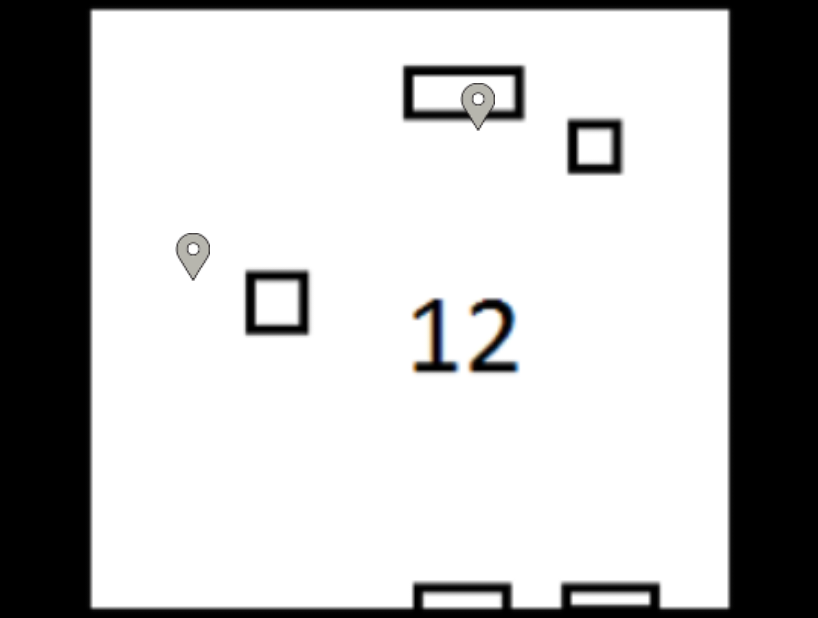
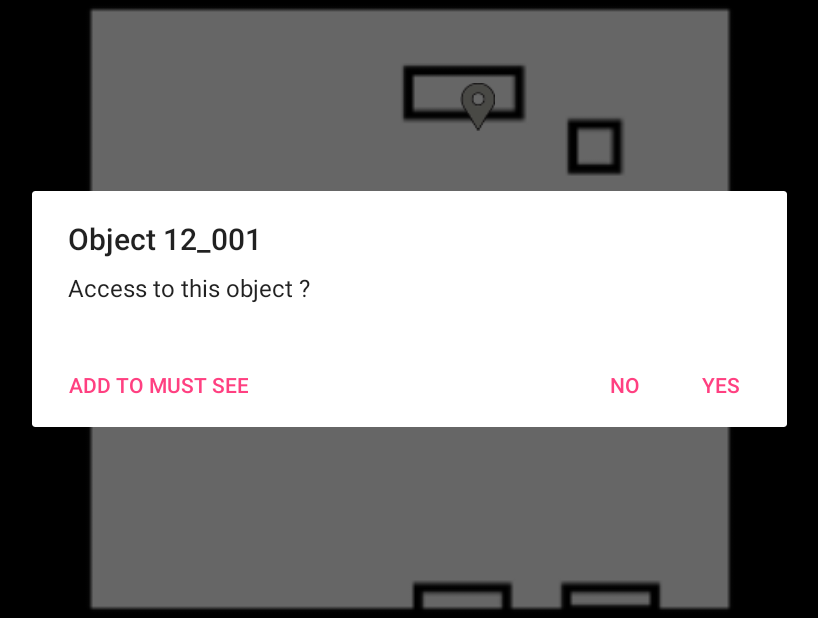
Before and after one commit to AmandineMroad/PFE_NDAR, an Android app: the MapActivity screen opened directly, with no data from a screen before it, after a tap on an icon or button, on a phone screen of 824 x 412 dp (held sideways). Shown: the whole screen, without its empty margins (208-1026 px from the left). Run offline under Robolectric (Android 15) with nearby library versions, the phone set to English and light mode, and no system bars; 1 other tap on this screen came first.

Commit message:
NFCPOPUPLAUNCHER ALL FUNCTIONS WORKING WOOHOOOOO

```diff
--- a/app/src/main/java/polytech/pfe_ndar/MainActivity.java
+++ b/app/src/main/java/polytech/pfe_ndar/MainActivity.java
@@ -11,6 +11,7 @@
 import java.io.UnsupportedEncodingException;
 
 import polytech.pfe_ndar.objdisplaytools.views.Obj3DRenderer;
+import polytech.pfe_ndar.object.Tag;
 import polytech.pfe_ndar.util.ScreenTools;
 
 /*
@@ -29,7 +30,7 @@
     protected void onCreate(Bundle savedInstanceState) {
         super.onCreate(savedInstanceState);
         setContentView(R.layout.activity_main);
-
+        Tag.initStatic();
         //TMP récupère les dimensions de l'écran en dp
         ScreenTools.init(this);
         // Create the intent for global map activity
--- a/app/src/main/java/polytech/pfe_ndar/object/Room.java
+++ b/app/src/main/java/polytech/pfe_ndar/object/Room.java
@@ -135,7 +135,7 @@
             //imageButton = (ImageButton) layout.findViewById(objectData.getResourceId(0,0));
            // flag = new Flag(imageButton, piece, activity ); //FIXME
             flag = new Flag(objectData.getResourceId(0,0), piece, activity );
-            tag = new Tag(flag , objectData.getString(3));
+            tag = new Tag(flag , objectData.getString(4));
             flagsSet.add(flag);
         }
 
--- a/app/src/main/java/polytech/pfe_ndar/object/Tag.java
+++ b/app/src/main/java/polytech/pfe_ndar/object/Tag.java
@@ -8,23 +8,24 @@
  * Created by Oirled on 29/01/2016.
  */
 public class Tag {
-    static ArrayList<Tag> tagSet;
+    static public ArrayList<Tag> tagSet;
     static boolean OneInitControl;
-    private Flag tagFlag;
-    private String tagID;
+    public Flag tagFlag;
+    public String tagID;
     public Tag(Flag flag , String tag){
         tagFlag=flag;
         tagID=tag;
+        Log.d("AddTag", "New tag id="+tagID);
         tagSet.add(this);
     }
 
 
     public static void initStatic() {
-        if (OneInitControl) {
+        if (!OneInitControl) {
             Log.d("ONEINITCONTROL", "TRUE");
 
             tagSet = new ArrayList<>();
-            OneInitControl = false;
+            OneInitControl = true;
         } else {
             Log.d("ONEINITCONTROL", "FALSE");
         }
--- a/app/src/main/res/values/room12_content.xml
+++ b/app/src/main/res/values/room12_content.xml
@@ -6,22 +6,35 @@
         <item>@id/flag_rX_Y</item>
         <item>ObjectName</item>
         <item>Description</item>
-        <item>Nfc ID </item>
     </array>
     -->
     <array name="r12_001">
         <item>@id/flag_r12_001</item>
-        <item>Object r12_001</item>
+        <item>@string/object_12001_name</item>
+        <item>@string/object_12001_description</item>
+        <!--item>@string/object_12001_raw3D</item-->
+        <item>@array/menu_r12001</item>
+        <item>@string/object_12001_Tag</item>
+    </array>
 
-        <item>A very ugly description</item>
-        <item>044b4e9a513180</item>
+    <array name="menu_r12001">
+        <item>@string/menu_3d</item>
+        <item>@string/object_12001_raw3D</item>
     </array>
+
 
     <array name="r12_002">
         <item>@id/flag_r12_002</item>
-        <item>Object r12_002</item>
-        <item>Another very ugly description</item>
-        <item>04115592e63681</item>
+        <item>@string/object_12002_name</item>
+        <item>@string/object_12002_description</item>
+        <item>@array/menu_r12002</item>
+        <item>@string/object_12002_Tag</item>
+
+    </array>
+
+    <array name="menu_r12002">
+        <item>@string/menu_3d</item>
+        <item>@string/object_12002_raw3D</item>
     </array>
 
 
--- a/app/src/main/res/values/strings.xml
+++ b/app/src/main/res/values/strings.xml
@@ -30,10 +30,12 @@
     <string name="object_12001_name"> Object 12_001 </string>
     <string name="object_12001_description"> An amazing object from room 12</string>
     <string name="object_12001_raw3D">polytech.pfe_ndar:raw/ceteredtorso_obj</string>
-
+    <string name="object_12001_Tag">044b4e9a513180</string>
     <string name="object_12002_name"> Object 12_002 </string>
     <string name="object_12002_description"> Another amazing object from room 12</string>
     <string name="object_12002_raw3D">polytech.pfe_ndar:raw/busthead_obj</string>
+    <string name="object_12002_Tag">04115592e63681</string>
+
 
 
 </resources>
```
Also changed, not shown: app/src/main/java/polytech/pfe_ndar/NfcActivity.java (+12 -0 lines).
